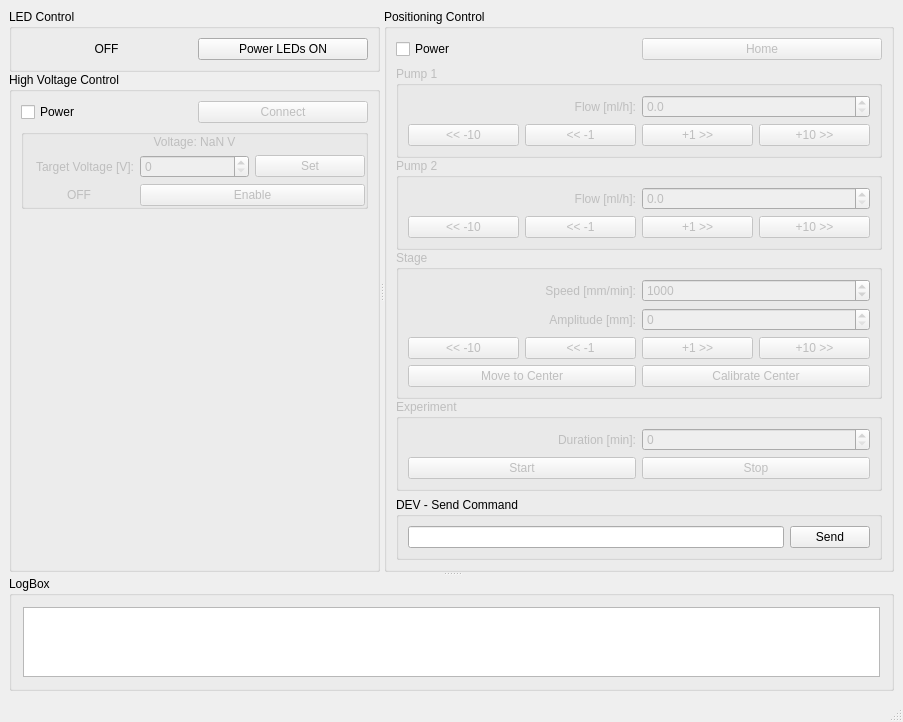
First picture: the form in GUI/mainwindow.ui, repository VojtechSkoumal/ElSpin, before the edit.
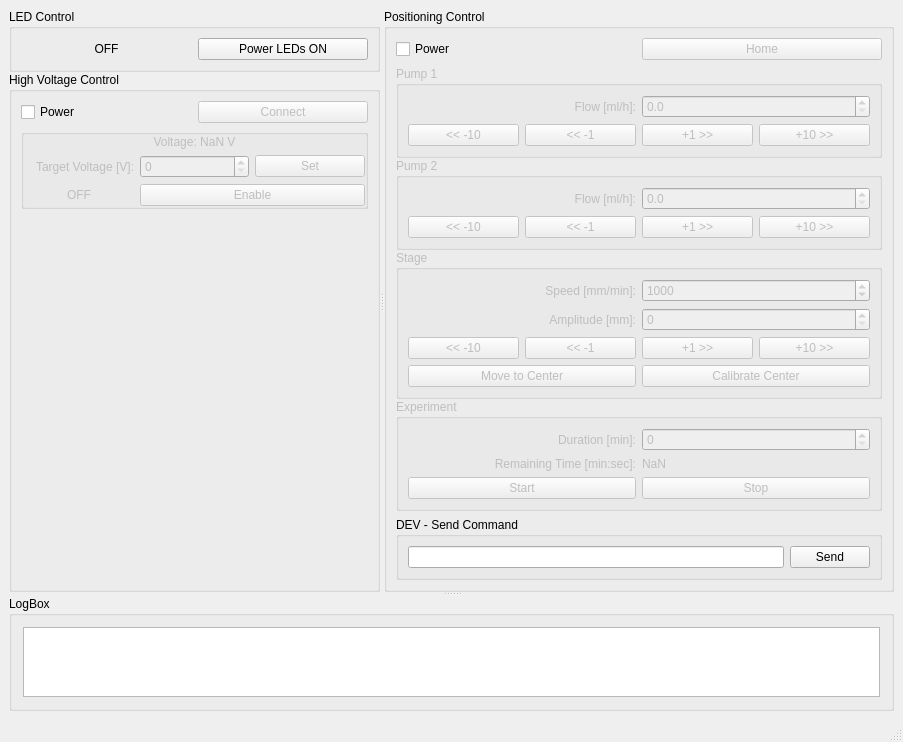
Second picture: the form after the edit.

Commit message: feat: experiment remaining time display

What changed in the file:
```diff
--- a/GUI/mainwindow.ui
+++ b/GUI/mainwindow.ui
@@ -7,7 +7,7 @@
     <x>0</x>
     <y>0</y>
     <width>903</width>
-    <height>720</height>
+    <height>731</height>
    </rect>
   </property>
   <property name="windowTitle">
@@ -497,30 +497,30 @@
                   <string>Experiment</string>
                  </property>
                  <layout class="QGridLayout" name="gridLayout_7">
-                  <item row="1" column="0">
+                  <item row="0" column="0">
+                   <widget class="QLabel" name="positioning_experiment_duration_label">
+                    <property name="text">
+                     <string>Duration [min]:</string>
+                    </property>
+                    <property name="alignment">
+                     <set>Qt::AlignmentFlag::AlignRight|Qt::AlignmentFlag::AlignTrailing|Qt::AlignmentFlag::AlignVCenter</set>
+                    </property>
+                   </widget>
+                  </item>
+                  <item row="2" column="0">
                    <widget class="QPushButton" name="positioning_experiment_start_pushButton">
                     <property name="text">
                      <string>Start</string>
                     </property>
                    </widget>
                   </item>
-                  <item row="1" column="1">
+                  <item row="2" column="1">
                    <widget class="QPushButton" name="positioning_experiment_stop_pushButton">
                     <property name="text">
                      <string>Stop</string>
                     </property>
                    </widget>
                   </item>
-                  <item row="0" column="0">
-                   <widget class="QLabel" name="positioning_experiment_duration_label">
-                    <property name="text">
-                     <string>Duration [min]:</string>
-                    </property>
-                    <property name="alignment">
-                     <set>Qt::AlignmentFlag::AlignRight|Qt::AlignmentFlag::AlignTrailing|Qt::AlignmentFlag::AlignVCenter</set>
-                    </property>
-                   </widget>
-                  </item>
                   <item row="0" column="1">
                    <widget class="QSpinBox" name="positioning_experiment_duration_spinBox">
                     <property name="toolTip">
@@ -531,6 +531,23 @@
                     </property>
                    </widget>
                   </item>
+                  <item row="1" column="0">
+                   <widget class="QLabel" name="positioning_experiment_remaining_time_label">
+                    <property name="text">
+                     <string>Remaining Time [min:sec]:</string>
+                    </property>
+                    <property name="alignment">
+                     <set>Qt::AlignmentFlag::AlignRight|Qt::AlignmentFlag::AlignTrailing|Qt::AlignmentFlag::AlignVCenter</set>
+                    </property>
+                   </widget>
+                  </item>
+                  <item row="1" column="1">
+                   <widget class="QLabel" name="positioning_experiment_remaining_time_value_label">
+                    <property name="text">
+                     <string>NaN</string>
+                    </property>
+                   </widget>
+                  </item>
                  </layout>
                 </widget>
                </item>
```
The commit also changes 1 other file.
